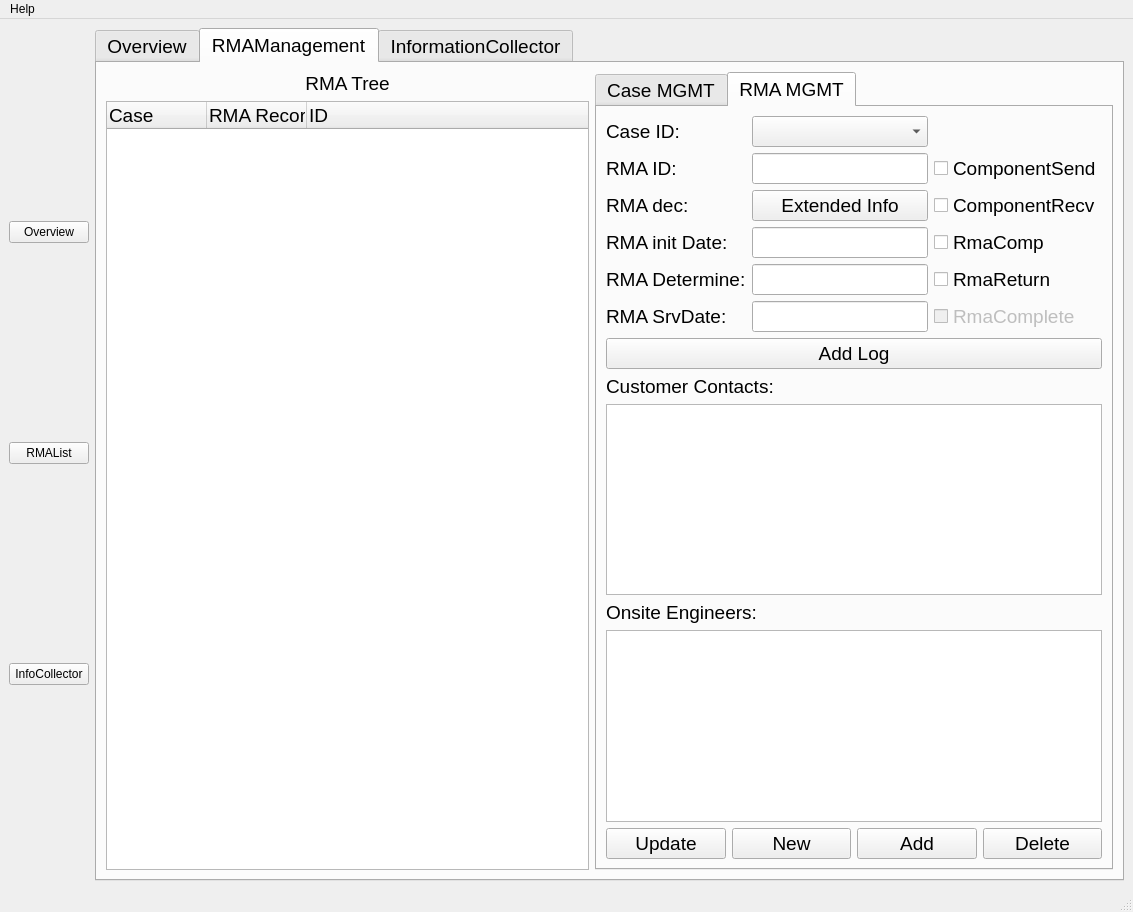
Above: main_ui.ui from swanduron/nvbug before the change. Below: the same form after it.
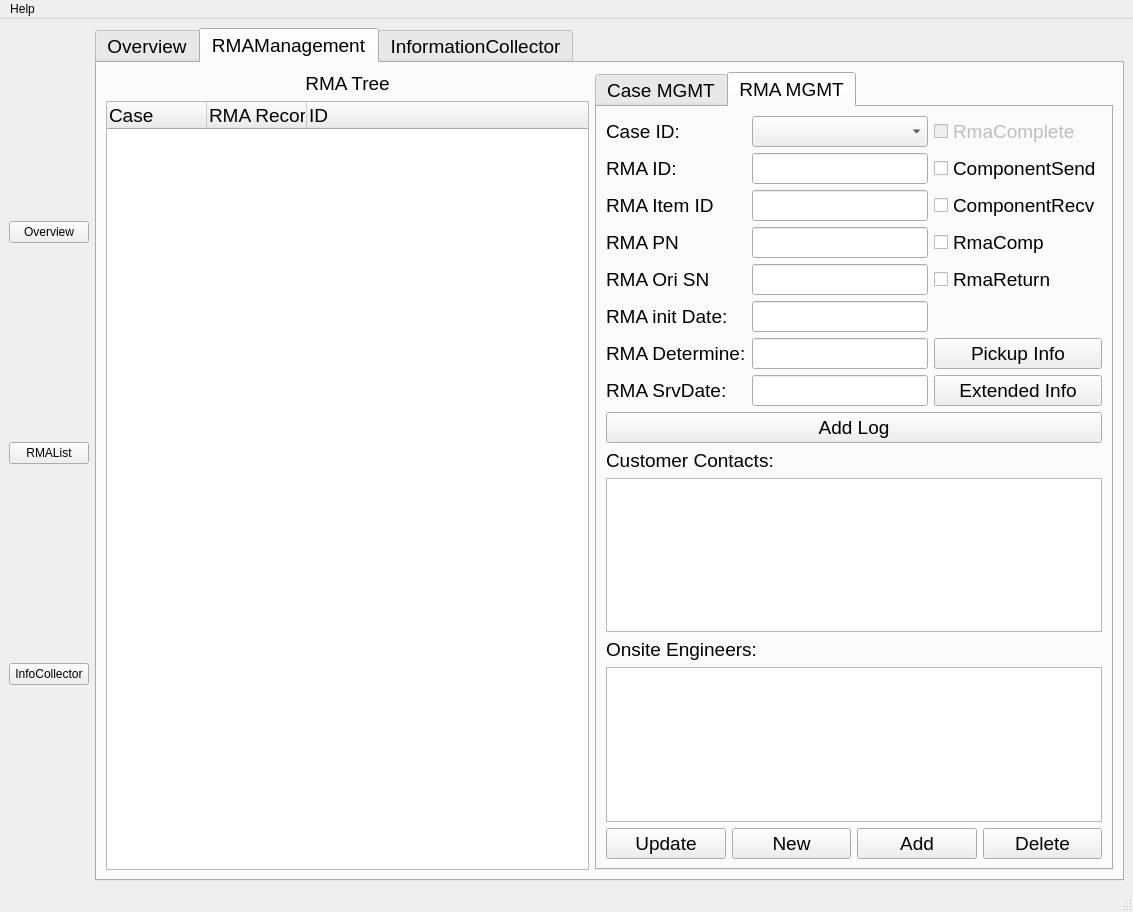
That is the form after the change.

Commit message: ChangeUI, add pickup function.

What changed in the file:
```diff
--- a/main_ui.ui
+++ b/main_ui.ui
@@ -346,26 +346,56 @@
            <attribute name="title">
             <string>RMA MGMT</string>
            </attribute>
-           <layout class="QVBoxLayout" name="verticalLayout_8">
+           <layout class="QVBoxLayout" name="verticalLayout_6">
             <item>
              <layout class="QGridLayout" name="gridLayout_4">
-              <item row="4" column="0">
-               <widget class="QLabel" name="label_56">
-                <property name="text">
-                 <string>RMA Determine:</string>
-                </property>
-               </widget>
-              </item>
               <item row="5" column="0">
-               <widget class="QLabel" name="label_58">
+               <widget class="QLabel" name="label_54">
                 <property name="text">
-                 <string>RMA SrvDate:</string>
+                 <string>RMA init Date:</string>
                 </property>
                </widget>
               </item>
+              <item row="1" column="2">
+               <widget class="QCheckBox" name="checkBox_5">
+                <property name="text">
+                 <string>ComponentSend</string>
+                </property>
+               </widget>
+              </item>
+              <item row="2" column="1">
+               <widget class="QLineEdit" name="lineEdit_12"/>
+              </item>
+              <item row="3" column="2">
+               <widget class="QCheckBox" name="checkBox_8">
+                <property name="text">
+                 <string>RmaComp</string>
+                </property>
+               </widget>
+              </item>
+              <item row="5" column="1">
+               <widget class="QLineEdit" name="lineEdit_6"/>
+              </item>
+              <item row="7" column="1">
+               <widget class="QLineEdit" name="lineEdit_8"/>
+              </item>
               <item row="1" column="1">
                <widget class="QLineEdit" name="lineEdit_4"/>
               </item>
+              <item row="3" column="0">
+               <widget class="QLabel" name="label_10">
+                <property name="text">
+                 <string>RMA PN</string>
+                </property>
+               </widget>
+              </item>
+              <item row="6" column="2">
+               <widget class="QPushButton" name="pushButton_2">
+                <property name="text">
+                 <string>Pickup Info</string>
+                </property>
+               </widget>
+              </item>
               <item row="0" column="0">
                <widget class="QLabel" name="label_48">
                 <property name="text">
@@ -373,17 +403,47 @@
                 </property>
                </widget>
               </item>
+              <item row="2" column="2">
+               <widget class="QCheckBox" name="checkBox_7">
+                <property name="text">
+                 <string>ComponentRecv</string>
+                </property>
+               </widget>
+              </item>
+              <item row="3" column="1">
+               <widget class="QLineEdit" name="lineEdit_11"/>
+              </item>
+              <item row="0" column="2">
+               <widget class="QCheckBox" name="checkBox_2">
+                <property name="enabled">
+                 <bool>false</bool>
+                </property>
+                <property name="text">
+                 <string>RmaComplete</string>
+                </property>
+               </widget>
+              </item>
               <item row="2" column="0">
                <widget class="QLabel" name="label_52">
                 <property name="text">
-                 <string>RMA dec:</string>
+                 <string>RMA Item ID</string>
                 </property>
                </widget>
               </item>
-              <item row="3" column="0">
-               <widget class="QLabel" name="label_54">
+              <item row="7" column="2">
+               <widget class="QPushButton" name="pushButton_6">
                 <property name="text">
-                 <string>RMA init Date:</string>
+                 <string>Extended Info</string>
+                </property>
+               </widget>
+              </item>
+              <item row="0" column="1">
+               <widget class="QComboBox" name="comboBox_2"/>
+              </item>
+              <item row="6" column="0">
+               <widget class="QLabel" name="label_56">
+                <property name="text">
+                 <string>RMA Determine:</string>
                 </property>
                </widget>
               </item>
@@ -394,35 +454,25 @@
                 </property>
                </widget>
               </item>
-              <item row="3" column="1">
-               <widget class="QLineEdit" name="lineEdit_6"/>
-              </item>
-              <item row="4" column="1">
+              <item row="6" column="1">
                <widget class="QLineEdit" name="lineEdit_7"/>
               </item>
-              <item row="5" column="1">
-               <widget class="QLineEdit" name="lineEdit_8"/>
-              </item>
-              <item row="1" column="2">
-               <widget class="QCheckBox" name="checkBox_5">
+              <item row="7" column="0">
+               <widget class="QLabel" name="label_58">
                 <property name="text">
-                 <string>ComponentSend</string>
+                 <string>RMA SrvDate:</string>
                 </property>
                </widget>
               </item>
-              <item row="2" column="2">
-               <widget class="QCheckBox" name="checkBox_7">
+              <item row="4" column="0">
+               <widget class="QLabel" name="label_11">
                 <property name="text">
-                 <string>ComponentRecv</string>
+                 <string>RMA Ori SN</string>
                 </property>
                </widget>
               </item>
-              <item row="3" column="2">
-               <widget class="QCheckBox" name="checkBox_8">
-                <property name="text">
-                 <string>RmaComp</string>
-                </property>
-               </widget>
+              <item row="4" column="1">
+               <widget class="QLineEdit" name="lineEdit_13"/>
               </item>
               <item row="4" column="2">
                <widget class="QCheckBox" name="checkBox_6">
@@ -431,26 +481,6 @@
                 </property>
                </widget>
               </item>
-              <item row="0" column="1">
-               <widget class="QComboBox" name="comboBox_2"/>
-              </item>
-              <item row="2" column="1">
-               <widget class="QPushButton" name="pushButton_6">
-                <property name="text">
-                 <string>Extended Info</string>
-                </property>
-               </widget>
-              </item>
-              <item row="5" column="2">
-               <widget class="QCheckBox" name="checkBox_2">
-                <property name="enabled">
-                 <bool>false</bool>
-                </property>
-                <property name="text">
-                 <string>RmaComplete</string>
-                </property>
-               </widget>
-              </item>
              </layout>
             </item>
             <item>
```
The commit also changes 6 other files.
